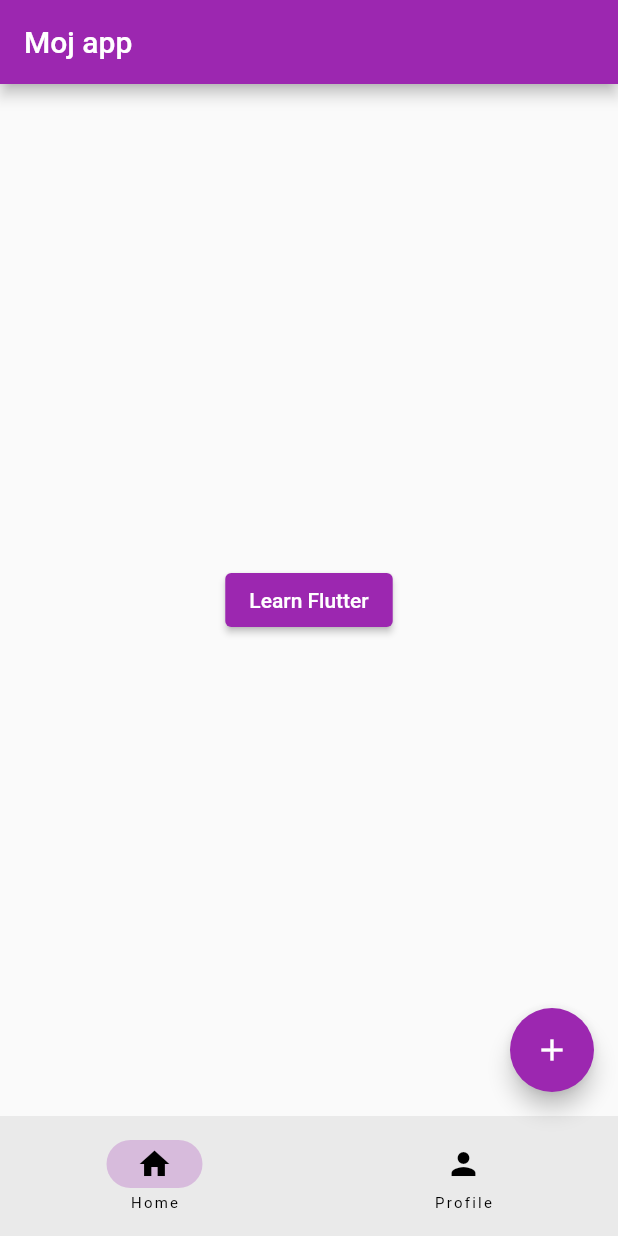
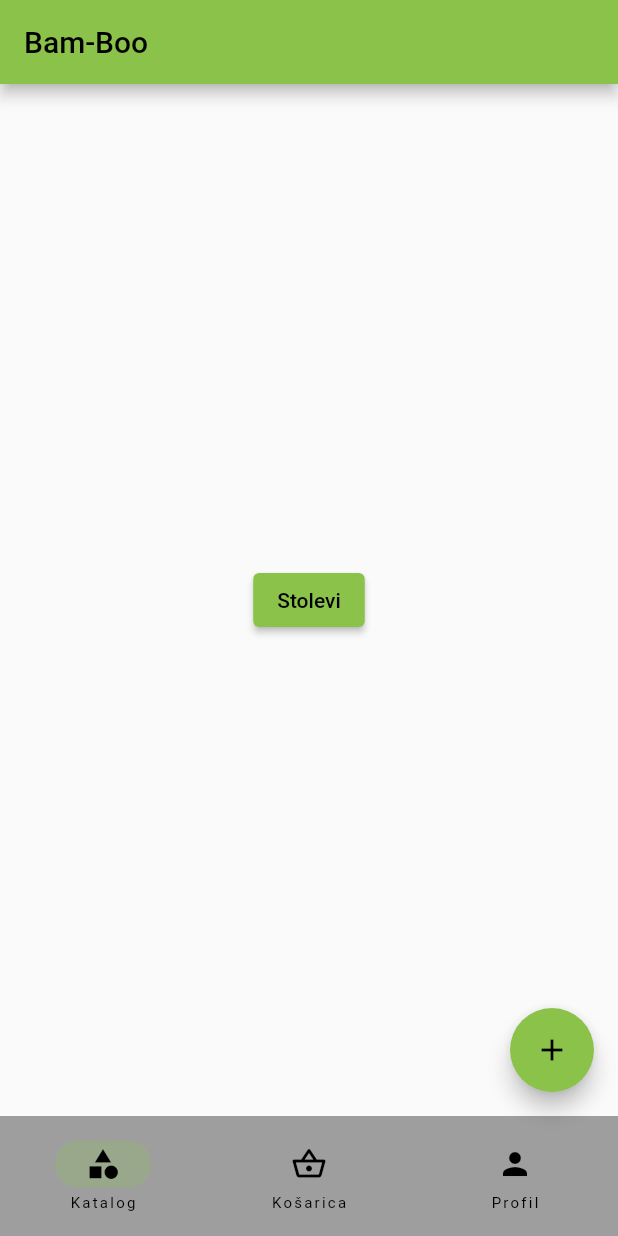
Before and after one commit to dodo9715/Flutter_testApp, a Flutter app: the screen it shows after launch, on a phone screen of 412 x 824 dp. Run offline on Flutter 3.47's test engine with Material 2 defaults, Android fonts, the phone set to English and light mode, and no system bars.

Commit message:
Modified home page

```diff
--- a/lib/home_page.dart
+++ b/lib/home_page.dart
@@ -15,7 +15,7 @@ class HomePage extends StatelessWidget {
             }),
           );
         },
-        child: const Text("Learn Flutter"),
+        child: const Text("Stolevi"),
       ),
     );
   }
--- a/lib/learn_flutter_page.dart
+++ b/lib/learn_flutter_page.dart
@@ -25,7 +25,9 @@ class _LearnFlutterPageState extends State<LearnFlutterPage> {
       body: SingleChildScrollView(
         child: Column(
           children: [
-            Image.asset('images/image.jpg'),
+            //Image.asset('images/image.jpg'),
+            Image.network(
+                'https://www.godrejinterio.com/imagestore/B2C/56101543SD00017/56101543SD00017_01_1500x1500.png'),
             const SizedBox(
               height: 10,
             ),
--- a/lib/main.dart
+++ b/lib/main.dart
@@ -12,7 +12,7 @@ class MyApp extends StatelessWidget {
   Widget build(BuildContext context) {
     return MaterialApp(
       debugShowCheckedModeBanner: false,
-      theme: ThemeData(primarySwatch: Colors.purple),
+      theme: ThemeData(primarySwatch: Colors.lightGreen),
       home: const RootPage(),
     );
   }
@@ -31,7 +31,7 @@ class _RootPage extends State<RootPage> {
   Widget build(BuildContext context) {
     return Scaffold(
       appBar: AppBar(
-        title: const Text("Moj app"),
+        title: const Text("Bam-Boo"),
       ),
       body: const HomePage(),
       floatingActionButton: FloatingActionButton(
@@ -41,9 +41,12 @@ class _RootPage extends State<RootPage> {
         child: const Icon(Icons.add),
       ),
       bottomNavigationBar: NavigationBar(
+        backgroundColor: Colors.grey,
         destinations: const [
-          NavigationDestination(icon: Icon(Icons.home), label: "Home"),
-          NavigationDestination(icon: Icon(Icons.person), label: "Profile"),
+          NavigationDestination(icon: Icon(Icons.category), label: "Katalog"),
+          NavigationDestination(
+              icon: Icon(Icons.shopping_basket_outlined), label: "Košarica"),
+          NavigationDestination(icon: Icon(Icons.person), label: "Profil"),
         ],
         onDestinationSelected: (int index) {
           setState(() {
```
